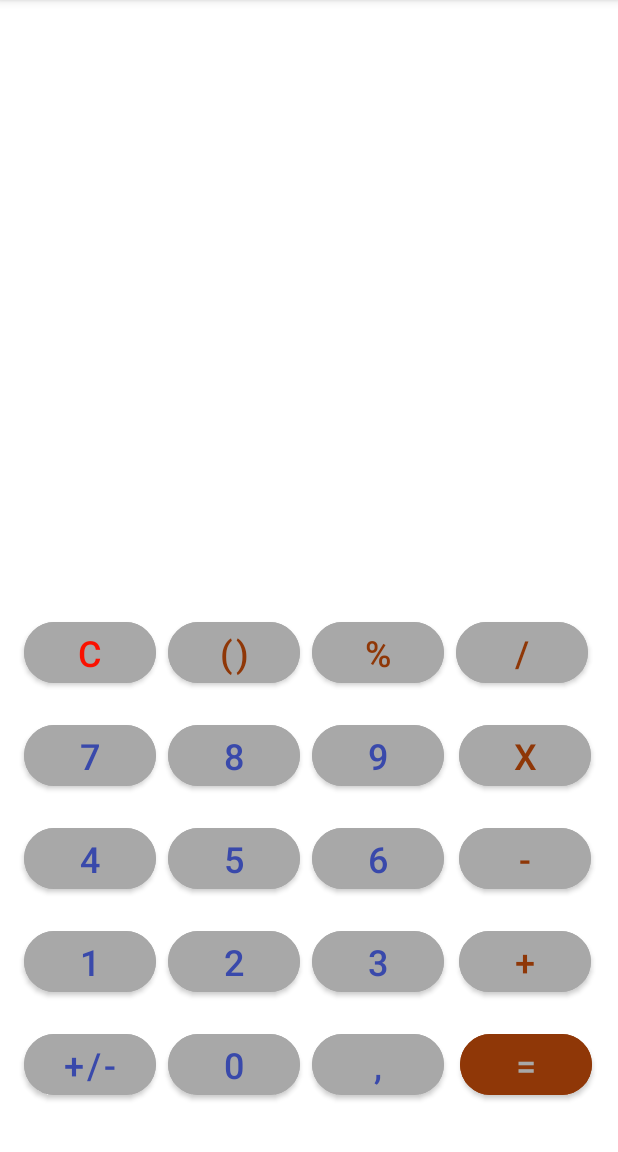
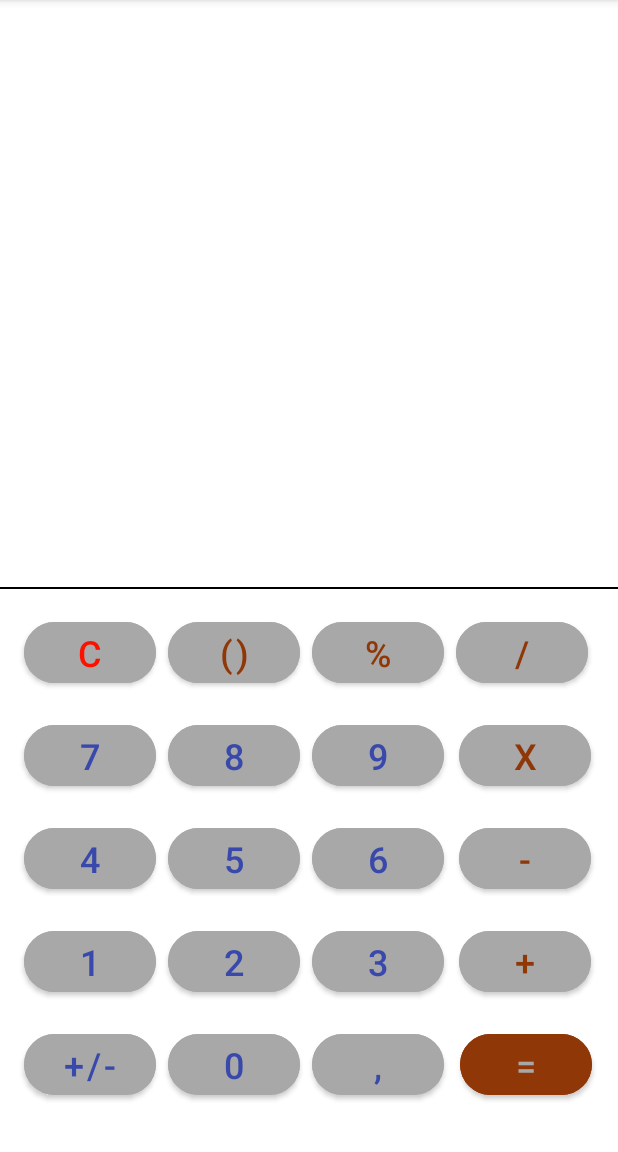
Before and after one commit to MikelArinaMarcos/calculadoraDSA, an Android app: the screen it shows after launch (MainActivity), on a phone screen of 412 x 824 dp, the part 84-1236 px from its top. Run offline under Robolectric (Android 15) with nearby library versions, the phone set to English and light mode, and no system bars.

Commit message:
Separación horizontal

```diff
--- a/app/src/main/res/layout/activity_main.xml
+++ b/app/src/main/res/layout/activity_main.xml
@@ -5,6 +5,13 @@
     android:layout_width="match_parent"
     android:layout_height="match_parent"
     tools:context=".MainActivity">
+
+    <View
+        android:layout_width="fill_parent"
+        android:layout_height="1dp"
+        android:layout_marginBottom="16dp"
+        android:background="@android:color/black"
+        app:layout_constraintBottom_toTopOf="@+id/parenthesisBtn" />
 
     <Button
         android:id="@+id/sixBtn"
```
